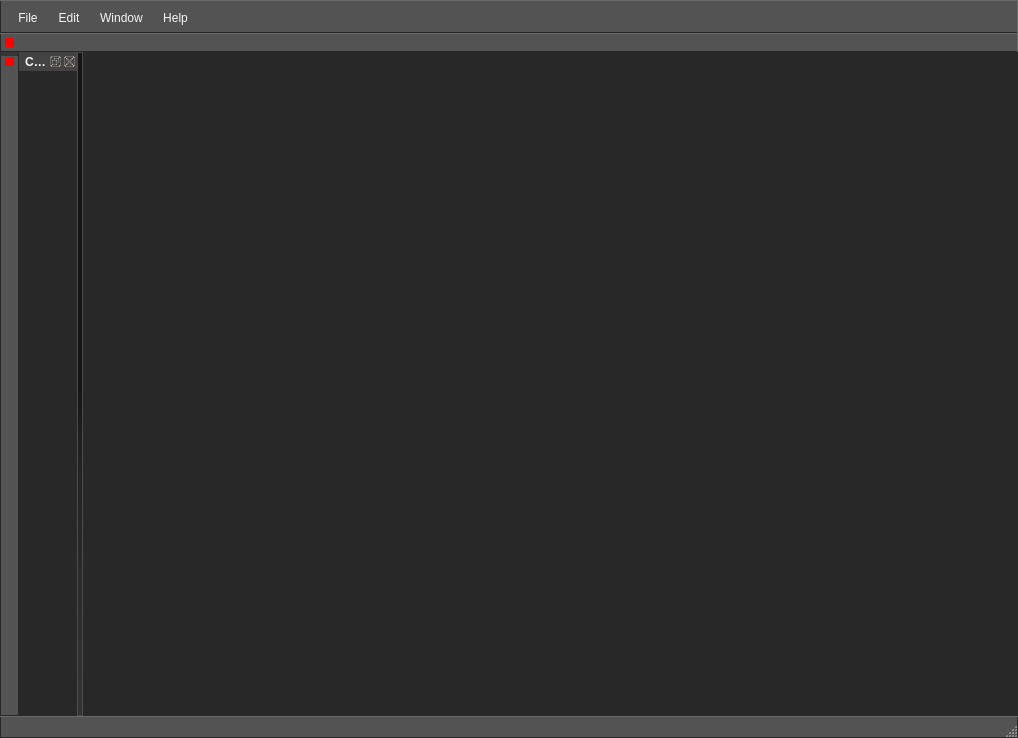
Above: Source/GUI/MainWindow.ui from Adelost/Ultimate-Coffee before the change. Below: the same form after it.
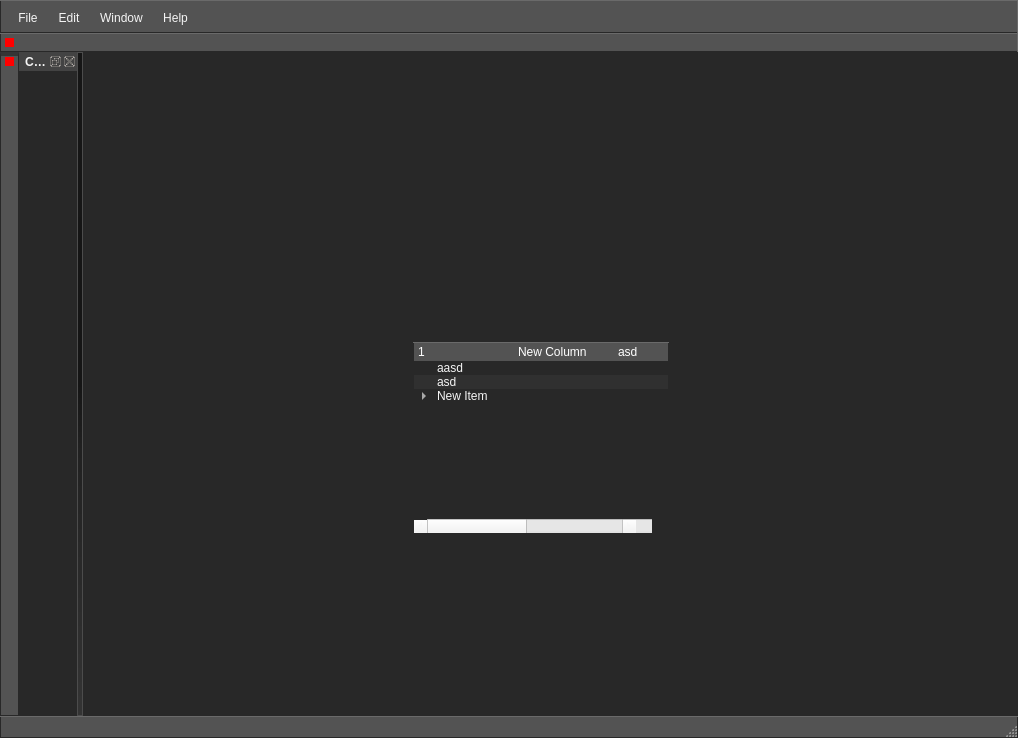
That is the form after the change. Icons and pictures are not drawn.

What changed in the file:
```diff
--- a/Source/GUI/MainWindow.ui
+++ b/Source/GUI/MainWindow.ui
@@ -23,6 +23,12 @@
      opacity: 100;
 }
 
+QTreeView::item:hover
+{
+	border: none;
+	background-color: #808080;
+}
+
 #MainWindow
 {
   	background-color: #282828;
@@ -146,11 +152,6 @@
     padding: 2px 20px 2px 20px;
 }
 
-QMenu::item:selected
-{
-    color: #000000;
-}
-
 QWidget:disabled
 {
     color: #404040;
@@ -167,15 +168,6 @@
     /*border: 2px solid QLinearGradient( x1: 0, y1: 0, x2: 0, y2: 1, stop: 0 #ffa02f, stop: 1 #d7801a);*/
 }
 
-QLineEdit
-{
-    background-color: QLinearGradient( x1: 0, y1: 0, x2: 0, y2: 1, stop: 0 #4d4d4d, stop: 0 #646464, stop: 1 #5d5d5d);
-    padding: 1px;
-    border-style: solid;
-    border: 1px solid #1e1e1e;
-    border-radius: 5;
-}
-
 QPushButton
 {
     color: #b1b1b1;
@@ -243,20 +235,13 @@
      image: url(:/down_arrow.png);
 }
 
-QGroupBox:focus
-{
-border: 2px solid QLinearGradient( x1: 0, y1: 0, x2: 0, y2: 1, stop: 0 #ffa02f, stop: 1 #d7801a);
-}
 
-QTextEdit:focus
+
+QScrollBar:horizontal 
 {
-    border: 2px solid QLinearGradient( x1: 0, y1: 0, x2: 0, y2: 1, stop: 0 #ffa02f, stop: 1 #d7801a);
-}
 
-QScrollBar:horizontal {
-     border: 1px solid #222222;
-     background: QLinearGradient( x1: 0, y1: 0, x2: 0, y2: 1, stop: 0.0 #121212, stop: 0.2 #282828, stop: 1 #484848);
-     height: 7px;
+
+
      margin: 0px 16px 0 16px;
 }
 
@@ -298,54 +283,7 @@
       background: none;
 }
 
-QScrollBar:vertical
-{
-      background: QLinearGradient( x1: 0, y1: 0, x2: 1, y2: 0, stop: 0.0 #121212, stop: 0.2 #282828, stop: 1 #484848);
-      width: 7px;
-      margin: 16px 0 16px 0;
-      border: 1px solid #222222;
-}
 
-QScrollBar::handle:vertical
-{
-      background: QLinearGradient( x1: 0, y1: 0, x2: 0, y2: 1, stop: 0 #ffa02f, stop: 0.5 #d7801a, stop: 1 #ffa02f);
-      min-height: 20px;
-      border-radius: 2px;
-}
-
-QScrollBar::add-line:vertical
-{
-      border: 1px solid #1b1b19;
-      border-radius: 2px;
-      background: QLinearGradient( x1: 0, y1: 0, x2: 0, y2: 1, stop: 0 #ffa02f, stop: 1 #d7801a);
-      height: 14px;
-      subcontrol-position: bottom;
-      subcontrol-origin: margin;
-}
-
-QScrollBar::sub-line:vertical
-{
-      border: 1px solid #1b1b19;
-      border-radius: 2px;
-      background: QLinearGradient( x1: 0, y1: 0, x2: 0, y2: 1, stop: 0 #d7801a, stop: 1 #ffa02f);
-      height: 14px;
-      subcontrol-position: top;
-      subcontrol-origin: margin;
-}
-
-QScrollBar::up-arrow:vertical, QScrollBar::down-arrow:vertical
-{
-      border: 1px solid black;
-      width: 1px;
-      height: 1px;
-      background: white;
-}
-
-
-QScrollBar::add-page:vertical, QScrollBar::sub-page:vertical
-{
-      background: none;
-}
 
 QTextEdit
 {
@@ -566,16 +504,139 @@
 	border-top: 1px solid #6a6a6a;
 }
 
-
 QTreeView
 {
    background-color: #282828;
-}</string>
+}
+
+
+
+ QTreeView::branch:has-siblings:!adjoins-item
+{
+     border-image: url(:/MainWindow/Assets/GUI/Icons/Misc/vline.png) 0;
+ }
+
+ QTreeView::branch:has-siblings:adjoins-item
+{
+     border-image: url(:/MainWindow/Assets/GUI/Icons/Misc/branch-more.png) 0;
+ }
+
+ QTreeView::branch:!has-children:!has-siblings:adjoins-item
+{
+     border-image: url(:/MainWindow/Assets/GUI/Icons/Misc/branch-end.png) 0;
+ }
+
+ QTreeView::branch:has-children:!has-siblings:closed,
+ QTreeView::branch:closed:has-children:has-siblings
+{
+         border-image: none;
+         image: url(:/MainWindow/Assets/GUI/Icons/Misc/branch-closed.png);
+ }
+
+ QTreeView::branch:open:has-children:!has-siblings,
+ QTreeView::branch:open:has-children:has-siblings 
+{
+         border-image: none;
+         image: url(:/MainWindow/Assets/GUI/Icons/Misc/branch-open.png);
+ }
+
+QTreeView
+{
+	background-color: #282828;
+	alternate-background-color: #303030;
+	 outline: 0;
+}
+
+
+
+QTreeView::item:selected
+{
+	color: #282828;
+}
+
+</string>
   </property>
   <property name="toolButtonStyle">
    <enum>Qt::ToolButtonIconOnly</enum>
   </property>
-  <widget class="QWidget" name="centralWidget"/>
+  <property name="tabShape">
+   <enum>QTabWidget::Rounded</enum>
+  </property>
+  <widget class="QWidget" name="centralWidget">
+   <widget class="QTreeWidget" name="treeWidget">
+    <property name="geometry">
+     <rect>
+      <x>330</x>
+      <y>290</y>
+      <width>256</width>
+      <height>192</height>
+     </rect>
+    </property>
+    <property name="alternatingRowColors">
+     <bool>true</bool>
+    </property>
+    <column>
+     <property name="text">
+      <string>1</string>
+     </property>
+    </column>
+    <column>
+     <property name="text">
+      <string>New Column</string>
+     </property>
+    </column>
+    <column>
+     <property name="text">
+      <string>asd</string>
+     </property>
+    </column>
+    <column>
+     <property name="text">
+      <string>asd</string>
+     </property>
+    </column>
+    <column>
+     <property name="text">
+      <string>asd</string>
+     </property>
+    </column>
+    <item>
+     <property name="text">
+      <string>aasd</string>
+     </property>
+    </item>
+    <item>
+     <property name="text">
+      <string>asd</string>
+     </property>
+    </item>
+    <item>
+     <property name="text">
+      <string>New Item</string>
+     </property>
+     <item>
+      <property name="text">
+       <string>New Subitem</string>
+      </property>
+      <item>
+       <property name="text">
+        <string>New Subitem</string>
+       </property>
+       <item>
+        <property name="text">
+         <string>New Subitem</string>
+        </property>
+       </item>
+      </item>
+      <item>
+       <property name="text">
+        <string>asd</string>
+       </property>
+      </item>
+     </item>
+    </item>
+   </widget>
+  </widget>
   <widget class="QToolBar" name="contextBar">
    <attribute name="toolBarArea">
     <enum>TopToolBarArea</enum>
```
